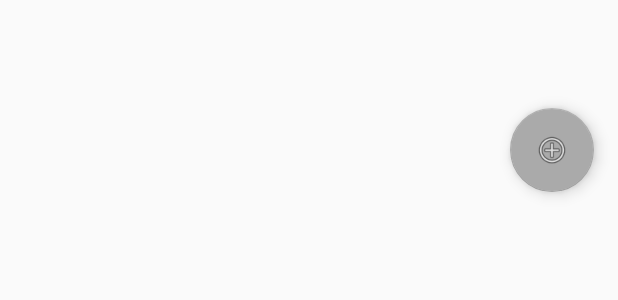
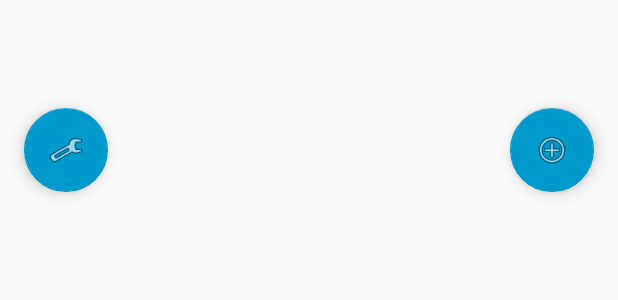
Before and after one commit to buy1/vCloset1, an Android app: the layout activity_main.xml on its own in the app's theme, with its tools: preview values and no code run, on a phone screen of 412 x 824 dp. Shown: the top 300 px of the screen. Run offline under Robolectric (Android 15) with nearby library versions, the phone set to English and light mode, and no system bars.

Commit message:
top two floating buttons

```diff
--- a/app/src/main/res/layout/activity_main.xml
+++ b/app/src/main/res/layout/activity_main.xml
@@ -8,21 +8,30 @@
     android:fitsSystemWindows="true"
     tools:context="com.example.baiwen.vcloset.MainActivity">
 
+    <android.support.design.widget.FloatingActionButton
+        android:id="@+id/floatingActionButton6"
+        android:layout_width="wrap_content"
+        android:layout_height="wrap_content"
+        android:layout_margin="@dimen/fab_margin"
+        app:srcCompat="@android:drawable/ic_menu_add"
+        android:layout_gravity="top|right"
+        app:backgroundTint="@android:color/holo_blue_dark" />
+
     <android.support.design.widget.AppBarLayout
         android:layout_height="wrap_content"
         android:layout_width="match_parent"
-        android:theme="@style/AppTheme.AppBarOverlay">
+        android:theme="@style/AppTheme.AppBarOverlay"
+        android:background="@android:color/darker_gray">
 
     </android.support.design.widget.AppBarLayout>
 
     <android.support.design.widget.FloatingActionButton
-        android:id="@+id/fab"
+        android:id="@+id/floatingActionButton5"
         android:layout_width="wrap_content"
         android:layout_height="wrap_content"
         android:layout_margin="@dimen/fab_margin"
-        app:srcCompat="@android:drawable/ic_menu_add"
-        app:layout_anchorGravity="bottom|center_horizontal"
-        android:layout_gravity="top|right"
-        app:backgroundTint="@android:color/darker_gray" />
+        app:srcCompat="@android:drawable/ic_menu_preferences"
+        android:layout_gravity="top|left"
+        app:backgroundTint="@android:color/holo_blue_dark" />
 
 </android.support.design.widget.CoordinatorLayout>
```
